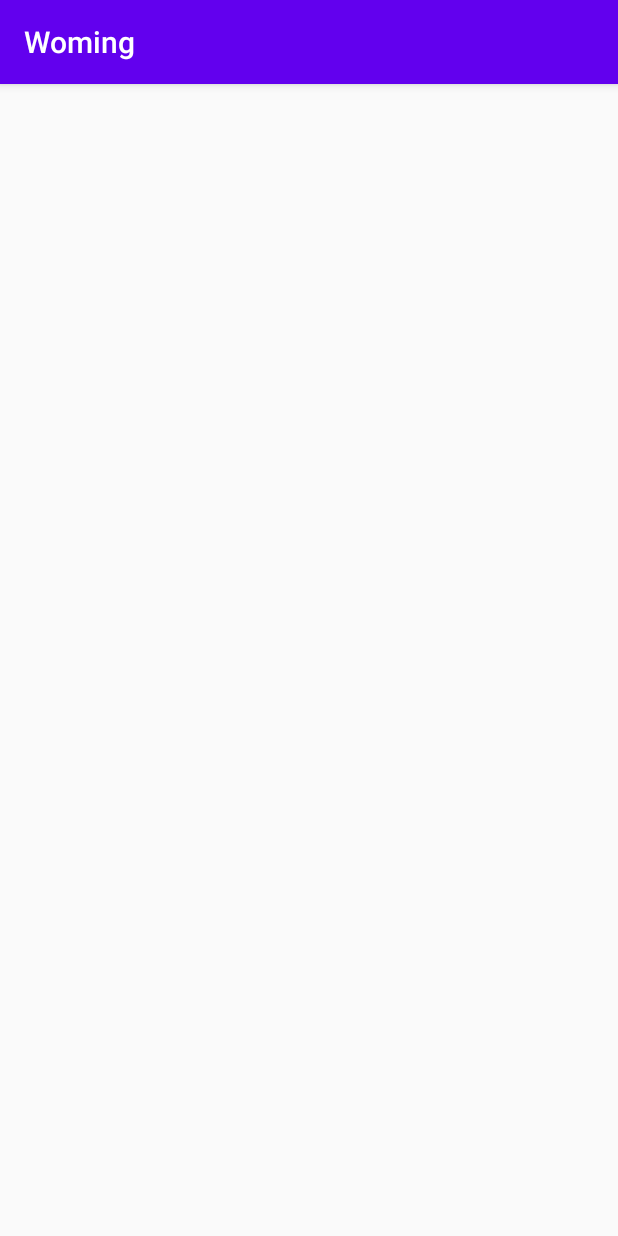
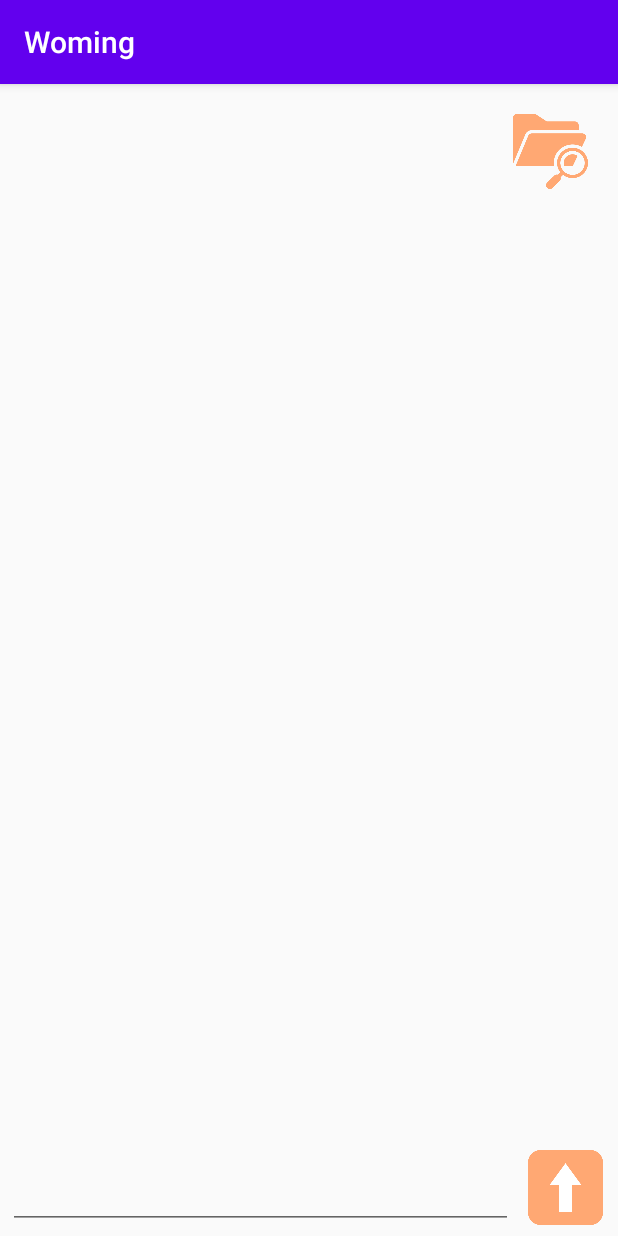
Before and after one commit to Wo-ming/Woming, an Android app: the screen it shows after launch (MainActivity), on a phone screen of 412 x 824 dp. Run offline under Robolectric (Android 15) with nearby library versions, the phone set to English and light mode, and no system bars.

Commit message:
9/12 커밋

```diff
--- a/app/src/main/java/com/example/woming/MainActivity.kt
+++ b/app/src/main/java/com/example/woming/MainActivity.kt
@@ -5,6 +5,8 @@ import android.os.Bundle
 import android.util.Log
 import android.view.View
 import androidx.appcompat.app.AlertDialog
+import androidx.recyclerview.widget.LinearLayoutManager
+import androidx.recyclerview.widget.RecyclerView
 import com.example.woming.Server.Message
 import com.example.woming.Server.MsgService
 import com.example.woming.databinding.ActivityMainBinding
@@ -13,44 +15,48 @@ import retrofit2.Response
 import retrofit2.Retrofit
 import retrofit2.converter.gson.GsonConverterFactory
 
-private lateinit var binding: ActivityMainBinding;
+
 class MainActivity : AppCompatActivity() {
+    private lateinit var binding: ActivityMainBinding;
+    private val data:MutableList<Member> = mutableListOf()
 
     override fun onCreate(savedInstanceState: Bundle?) {
         super.onCreate(savedInstanceState)
         binding = ActivityMainBinding.inflate(layoutInflater)
         setContentView(binding.root)
 
-        val btn_msg = binding.btnSend
         var txt_msg = binding.editTxt
+        val img_send = binding.imgSend
 
-        var retrofit = Retrofit.Builder().baseUrl("IP주소")
-            .addConverterFactory(GsonConverterFactory.create())
-            .build()
+    //    var retrofit = Retrofit.Builder().baseUrl("IP주소")
+     //       .addConverterFactory(GsonConverterFactory.create())
+     //       .build()
 
-        var msgservice = retrofit.create(MsgService::class.java)
+     //   var msgservice = retrofit.create(MsgService::class.java)
 
-        btn_msg.setOnClickListener {
+        initialize() //초기화
+        refreshRecyclerView()
+
+
+        img_send.setOnClickListener {
             var message = txt_msg.text.toString()
 
-            msgservice.requestMsg(message).enqueue(object : Callback<Message> {
-                override fun onResponse(
-                    call: retrofit2.Call<Message>,
-                    response: Response<Message>
-                ) {
-                    var msgg = response.body()
-                    var dialog = AlertDialog.Builder(this@MainActivity)
-                    dialog.setTitle("성공").setMessage(msgg?.msgg).show()
-                }
-
-                override fun onFailure(call: retrofit2.Call<Message>, t: Throwable) {
-                    t.message?.let { it1 -> Log.d("DEBUG", it1) }
-                    var dialog = AlertDialog.Builder(this@MainActivity)
-                    dialog.setTitle("실패!").show()
-                }
+            data.add(Member(message))
+            refreshRecyclerView()
+            txt_msg.setText("") //입력창 공백
 
 
-            })
         }
     }
-}
+    private fun initialize() { //recycleview 초기화
+
+    }
+
+    private fun refreshRecyclerView(){
+        val adapter=MyAdapter()
+        adapter.listData=data
+        binding.recyclerView.adapter=adapter
+        binding.recyclerView.layoutManager=LinearLayoutManager(this)
+    }
+
+    }
--- /dev/null
+++ b/app/src/main/java/com/example/woming/Member.kt
@@ -0,0 +1,3 @@
+package com.example.woming
+
+data class Member(val name: String)
--- /dev/null
+++ b/app/src/main/java/com/example/woming/MyAdapter.kt
@@ -0,0 +1,37 @@
+package com.example.woming
+
+import android.view.LayoutInflater
+import android.view.ViewGroup
+import androidx.recyclerview.widget.RecyclerView
+import com.example.woming.databinding.ActivityMainBinding
+import com.example.woming.databinding.ItemMessageBinding
+import com.example.woming.databinding.LeftChatBinding
+import com.example.woming.databinding.RightChatBinding
+
+class MyAdapter: RecyclerView.Adapter<Holder>() {
+
+    var listData= mutableListOf<Member>()
+
+    override fun onCreateViewHolder(parent: ViewGroup, viewType: Int): Holder { //어떤 목록 레이아웃을 만들 것인지
+        val binding = RightChatBinding.inflate(LayoutInflater.from(parent.context), parent, false)
+        return Holder(binding)
+    }
+
+    override fun onBindViewHolder(holder: Holder, position: Int) { //생성된 뷰에 무슨 데이터를 넣을 것인지
+        val member=listData[position]
+        holder.setData(member)
+    }
+
+    override fun getItemCount():Int{
+        return listData.size
+    }
+
+
+}
+
+class Holder(val binding:RightChatBinding):RecyclerView.ViewHolder(binding.root) {
+    fun setData(member:Member){
+        binding.txtRightchat.text=member.name
+    }
+
+}
--- a/app/src/main/res/layout/activity_main.xml
+++ b/app/src/main/res/layout/activity_main.xml
@@ -4,41 +4,60 @@
     xmlns:tools="http://schemas.android.com/tools"
     android:layout_width="match_parent"
     android:layout_height="match_parent"
+    android:id="@+id/chatroom"
     tools:context=".MainActivity">
+
+
+    <androidx.recyclerview.widget.RecyclerView
+        android:id="@+id/recyclerView"
+        android:layout_width="match_parent"
+        android:layout_height="match_parent"
+        android:scrollbars="vertical"
+        app:layout_constraintEnd_toEndOf="parent"
+        app:layout_constraintStart_toStartOf="parent"
+        app:layout_constraintTop_toTopOf="parent" />
+
     <Button
             android:id="@+id/btnGotoboard"
             android:layout_width="50dp"
             android:layout_height="50dp"
-        android:background="@drawable/board"
-        app:layout_constraintTop_toTopOf="parent"
+            android:layout_marginTop="20dp"
+            android:layout_marginRight="20dp"
+            android:background="@drawable/folder"
             app:layout_constraintRight_toRightOf="parent"
-        android:layout_marginTop="20dp"
-        android:layout_marginRight="20dp"/>
+            app:layout_constraintTop_toTopOf="parent" />
 
-    <androidx.recyclerview.widget.RecyclerView
-        android:id="@+id/view_chatview"
-        android:layout_width="0dp"
-        android:layout_height="0dp"
-        app:layout_constraintTop_toTopOf="parent"
-        app:layout_constraintBottom_toTopOf="@id/btnSend"
-        app:layout_constraintStart_toStartOf="parent"
+    <androidx.constraintlayout.widget.ConstraintLayout
+        android:layout_width="match_parent"
+        android:layout_height="60dp"
+        app:layout_constraintBottom_toBottomOf="parent"
         app:layout_constraintEnd_toEndOf="parent"
-        />
+        app:layout_constraintStart_toStartOf="parent">
+
         <EditText
             android:id="@+id/editTxt"
-        android:layout_width="0dp"
-        android:layout_height="wrap_content"
-        app:layout_constraintStart_toStartOf="parent"
+            android:layout_width="match_parent"
+            android:layout_height="50dp"
+            android:layout_alignParentBottom="true"
+            android:layout_marginStart="5dp"
+            android:layout_marginLeft="0dp"
+            android:layout_marginEnd="70dp"
             app:layout_constraintBottom_toBottomOf="parent"
-        app:layout_constraintEnd_toStartOf="@id/btnSend"/>
-    <Button
-        android:id="@+id/btnSend"
-        android:text="전송"
-        android:layout_width="wrap_content"
-        android:layout_height="wrap_content"
+            app:layout_constraintTop_toTopOf="parent"
+            app:layout_constraintStart_toStartOf="parent" />
+
+        <ImageView
+            android:id="@+id/imgSend"
+            android:src="@drawable/enter"
+            android:layout_alignParentBottom="true"
+            android:layout_width="50dp"
+            android:layout_height="50dp"
+            android:layout_marginBottom="5dp"
+            app:layout_constraintBottom_toBottomOf="parent"
             app:layout_constraintEnd_toEndOf="parent"
-        app:layout_constraintBottom_toBottomOf="parent"
-        app:layout_constraintEnd_toStartOf="@id/btnSend"/>
+            app:layout_constraintTop_toTopOf="parent"
+            app:layout_constraintStart_toEndOf="@+id/editTxt"/>
+    </androidx.constraintlayout.widget.ConstraintLayout>
 
 
 </androidx.constraintlayout.widget.ConstraintLayout>
```
Also changed, not shown: app/src/main/res/layout/item_message.xml (added, +11 -0 lines), app/src/main/res/layout/left_chat.xml (renamed from app/src/main/res/layout/chatleft.xml, +6 -6 lines), app/src/main/res/layout/right_chat.xml (renamed from app/src/main/res/layout/chatright.xml, +10 -8 lines), app/src/main/res/drawable-v24/board.png (deleted), app/src/main/res/drawable-v24/left.9.png (added), app/src/main/res/drawable-v24/left.png (added), app/src/main/res/drawable-v24/right.9.png (added), app/src/main/res/drawable-v24/right.png (added), app/src/main/res/drawable/enter.png (added), app/src/main/res/drawable/folder.png (added), app/src/main/res/drawable/transferring.9.png (added). Lines whose indentation alone changed are shown as unchanged.
